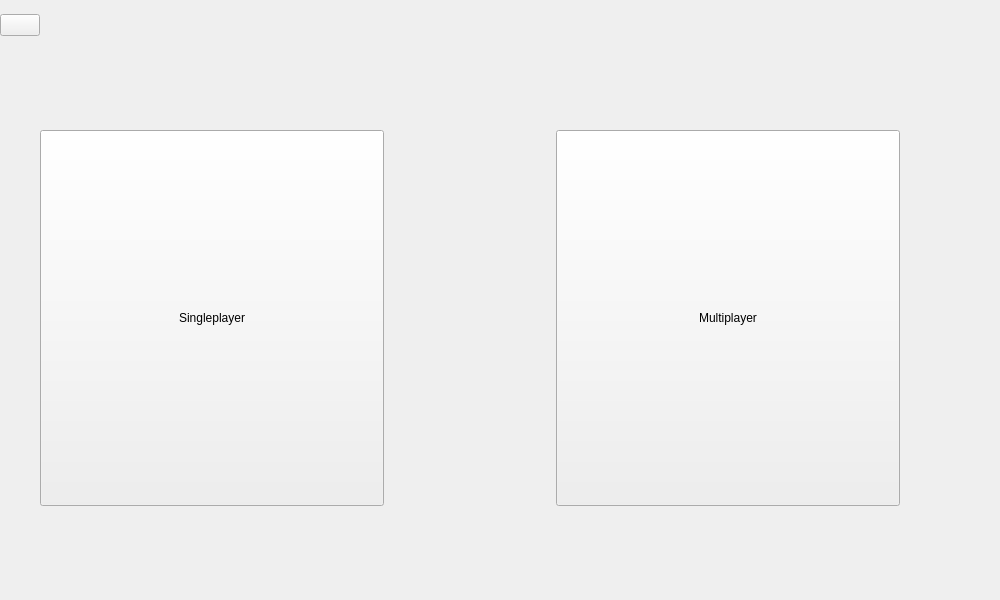
First picture: the form in src/mainmenu.ui, repository CraignRush/IslandRacer, before the edit.
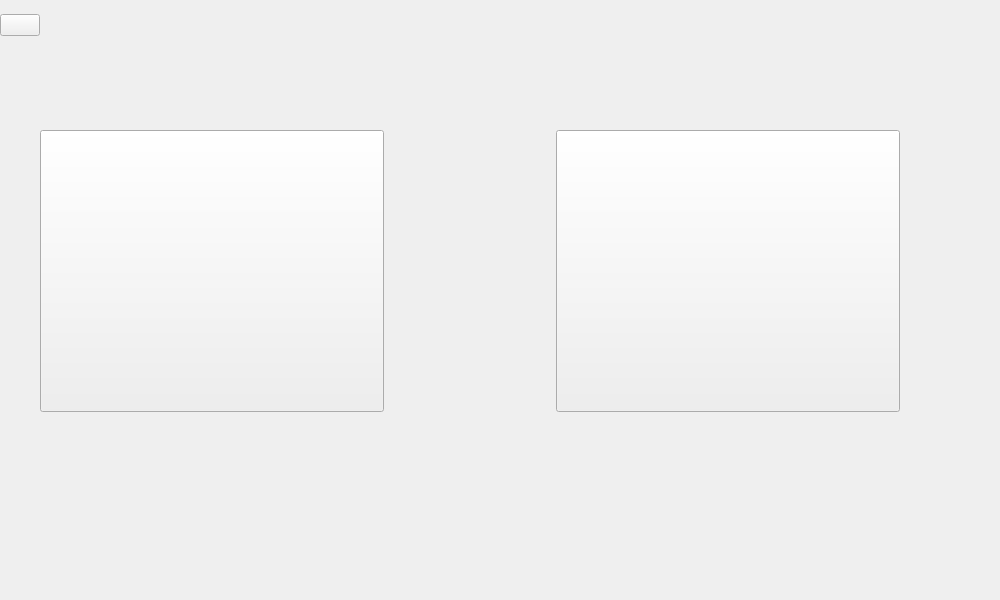
Second picture: the form after the edit.

Commit message: Added Sinlge-/Multiplayer-, Resume- and Restart-Button, created new Buttonsize, deleted Islands folder

```diff
--- a/src/mainmenu.ui
+++ b/src/mainmenu.ui
@@ -2397,32 +2397,6 @@
           </property>
          </spacer>
         </item>
-        <item row="3" column="5" rowspan="4" colspan="2">
-         <widget class="QPushButton" name="playTypeSelect2Multiplayer">
-          <property name="sizePolicy">
-           <sizepolicy hsizetype="Expanding" vsizetype="Preferred">
-            <horstretch>0</horstretch>
-            <verstretch>0</verstretch>
-           </sizepolicy>
-          </property>
-          <property name="text">
-           <string>Multiplayer</string>
-          </property>
-         </widget>
-        </item>
-        <item row="3" column="2" rowspan="4" colspan="2">
-         <widget class="QPushButton" name="playTypeSelect2SinglePlayer">
-          <property name="sizePolicy">
-           <sizepolicy hsizetype="Expanding" vsizetype="Preferred">
-            <horstretch>0</horstretch>
-            <verstretch>0</verstretch>
-           </sizepolicy>
-          </property>
-          <property name="text">
-           <string>Singleplayer</string>
-          </property>
-         </widget>
-        </item>
         <item row="1" column="3" colspan="3">
          <widget class="QLabel" name="playTypeSelectTitle">
           <property name="text">
@@ -2469,6 +2443,32 @@
           </property>
          </spacer>
         </item>
+        <item row="3" column="5" rowspan="3" colspan="2">
+         <widget class="QPushButton" name="playTypeSelect2Multiplayer">
+          <property name="sizePolicy">
+           <sizepolicy hsizetype="Expanding" vsizetype="Preferred">
+            <horstretch>0</horstretch>
+            <verstretch>0</verstretch>
+           </sizepolicy>
+          </property>
+          <property name="text">
+           <string/>
+          </property>
+         </widget>
+        </item>
+        <item row="3" column="2" rowspan="3" colspan="2">
+         <widget class="QPushButton" name="playTypeSelect2SinglePlayer">
+          <property name="sizePolicy">
+           <sizepolicy hsizetype="Expanding" vsizetype="Preferred">
+            <horstretch>0</horstretch>
+            <verstretch>0</verstretch>
+           </sizepolicy>
+          </property>
+          <property name="text">
+           <string/>
+          </property>
+         </widget>
+        </item>
        </layout>
       </widget>
       <widget class="QWidget" name="level1">
```
The commit also changes 9 other files.
